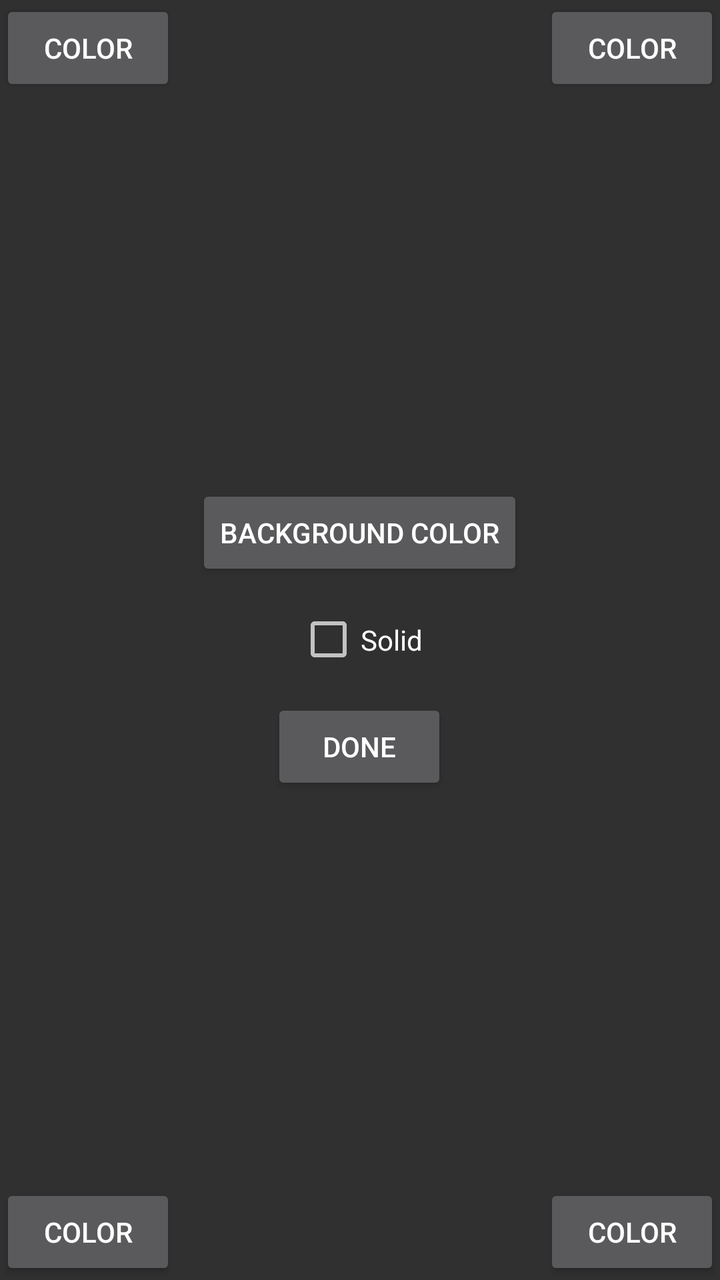
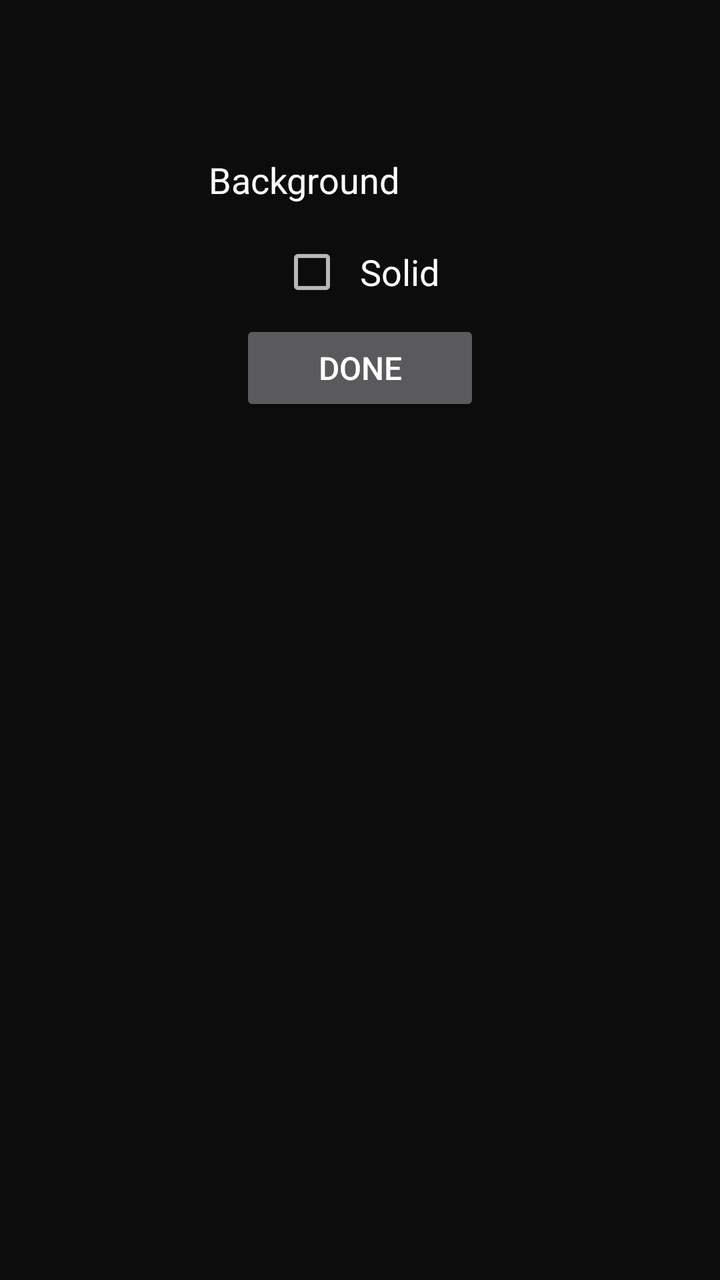

Before-and-after screenshots of an Android layout around one commit, followed by the original layout XML and the change that was made.
<!-- AndroidManifest.xml: application theme VCFullscreenTheme -->
<!-- res/layout/customize_colors.xml -->
<?xml version="1.0" encoding="utf-8"?>
<LinearLayout xmlns:android="http://schemas.android.com/apk/res/android"
    android:orientation="vertical"
    android:layout_width="match_parent"
    android:layout_height="match_parent">

    <RelativeLayout
        android:layout_width="match_parent"
        android:layout_height="wrap_content">
        <Button
            android:id="@+id/topLeftColor"
            android:layout_width="wrap_content"
            android:layout_height="wrap_content"
            android:layout_alignParentLeft="true"
            android:text="Color" />
        <Button
            android:id="@+id/topRightColor"
            android:layout_width="wrap_content"
            android:layout_height="wrap_content"
            android:layout_alignParentRight="true"
            android:text="Color" />
    </RelativeLayout>

    <RelativeLayout
        android:layout_width="match_parent"
        android:layout_height="0dp"
        android:layout_weight="1"
        android:gravity="center">

        <LinearLayout
            android:layout_width="wrap_content"
            android:layout_height="wrap_content"
            android:orientation="vertical">
            <Button
                android:id="@+id/backgroundColor"
                android:layout_width="wrap_content"
                android:layout_height="wrap_content"
                android:layout_gravity="center"
                android:text="Background color" />

            <CheckBox
                android:id="@+id/solidCheckbox"
                android:layout_width="wrap_content"
                android:layout_height="wrap_content"
                android:layout_gravity="center"
                android:paddingTop="20dp"
                android:paddingBottom="20dp"
                android:text="Solid" />
            <Button
                android:id="@+id/doneButton"
                android:layout_width="wrap_content"
                android:layout_height="wrap_content"
                android:layout_gravity="center"
                android:text="Done" />
        </LinearLayout>
    </RelativeLayout>

    <RelativeLayout
        android:layout_width="match_parent"
        android:layout_height="wrap_content">
        <Button
            android:id="@+id/bottomLeftColor"
            android:layout_width="wrap_content"
            android:layout_height="wrap_content"
            android:layout_alignParentLeft="true"
            android:text="Color" />
        <Button
            android:id="@+id/bottomRightColor"
            android:layout_width="wrap_content"
            android:layout_height="wrap_content"
            android:layout_alignParentRight="true"
            android:text="Color" />
    </RelativeLayout>

</LinearLayout>
<!-- resources referenced by this layout -->
<resources>
  <style name="VCFullscreenTheme" parent="@style/Theme.AppCompat.NoActionBar">
          <item name="android:windowNoTitle">true</item>
          <item name="android:windowActionBar">false</item>
          <item name="android:windowFullscreen">true</item>
          <item name="android:windowContentOverlay">@null</item>
          
          <item name="android:navigationBarColor">#010101</item>
      </style>
</resources>

<!-- the commit's change to res/layout/customize_colors.xml (unified diff, before → after) -->
@@ -1,75 +1,97 @@
 <?xml version="1.0" encoding="utf-8"?>
 <LinearLayout xmlns:android="http://schemas.android.com/apk/res/android"
     android:orientation="vertical"
-    android:layout_width="match_parent"
-    android:layout_height="match_parent">
+    android:layout_width="300dp"
+    android:layout_height="wrap_content"
+    android:background="#C0000000"
+    android:paddingLeft="16dp"
+    android:paddingRight="16dp"
+    android:paddingTop="12dp"
+    android:paddingBottom="12dp">
 
     <RelativeLayout
         android:layout_width="match_parent"
         android:layout_height="wrap_content">
-        <Button
+
+        <View
             android:id="@+id/topLeftColor"
+            android:layout_width="44dp"
+            android:layout_height="44dp"
+            android:layout_alignParentLeft="true"
+            android:contentDescription="Top left color" />
+
+        <View
+            android:id="@+id/topRightColor"
+            android:layout_width="44dp"
+            android:layout_height="44dp"
+            android:layout_alignParentRight="true"
+            android:contentDescription="Top right color" />
+    </RelativeLayout>
+
+    
+    <LinearLayout
+        android:layout_width="match_parent"
+        android:layout_height="wrap_content"
+        android:layout_marginTop="12dp"
+        android:layout_marginLeft="52dp"
+        android:layout_marginRight="52dp"
+        android:orientation="horizontal"
+        android:gravity="center">
+
+        <TextView
             android:layout_width="wrap_content"
             android:layout_height="wrap_content"
-            android:layout_alignParentLeft="true"
-            android:text="Color" />
-        <Button
-            android:id="@+id/topRightColor"
-            android:layout_width="wrap_content"
-            android:layout_height="wrap_content"
-            android:layout_alignParentRight="true"
-            android:text="Color" />
-    </RelativeLayout>
+            android:textColor="#FFFFFF"
+            android:textSize="18sp"
+            android:text="Background" />
+
+        <View
+            android:id="@+id/backgroundColor"
+            android:layout_width="44dp"
+            android:layout_height="44dp"
+            android:layout_marginLeft="12dp"
+            android:contentDescription="Background color" />
+    </LinearLayout>
+
+    <CheckBox
+        android:id="@+id/solidCheckbox"
+        android:layout_width="wrap_content"
+        android:layout_height="wrap_content"
+        android:layout_gravity="center_horizontal"
+        android:minHeight="48dp"
+        android:paddingLeft="8dp"
+        android:textColor="#FFFFFF"
+        android:textSize="18sp"
+        android:text="Solid" />
+
+    <Button
+        android:id="@+id/doneButton"
+        android:layout_width="wrap_content"
+        android:layout_height="wrap_content"
+        android:layout_gravity="center_horizontal"
+        android:minWidth="120dp"
+        android:minHeight="48dp"
+        android:textSize="16sp"
+        android:text="Done" />
 
     <RelativeLayout
         android:layout_width="match_parent"
-        android:layout_height="0dp"
-        android:layout_weight="1"
-        android:gravity="center">
+        android:layout_height="wrap_content"
+        android:layout_marginTop="12dp">
 
-        <LinearLayout
-            android:layout_width="wrap_content"
-            android:layout_height="wrap_content"
-            android:orientation="vertical">
-            <Button
-                android:id="@+id/backgroundColor"
-                android:layout_width="wrap_content"
-                android:layout_height="wrap_content"
-                android:layout_gravity="center"
-                android:text="Background color" />
+        <View
+            android:id="@+id/bottomLeftColor"
+            android:layout_width="44dp"
+            android:layout_height="44dp"
+            android:layout_alignParentLeft="true"
+            android:contentDescription="Bottom left color" />
 
-            <CheckBox
-                android:id="@+id/solidCheckbox"
-                android:layout_width="wrap_content"
-                android:layout_height="wrap_content"
-                android:layout_gravity="center"
-                android:paddingTop="20dp"
-                android:paddingBottom="20dp"
-                android:text="Solid" />
-            <Button
-                android:id="@+id/doneButton"
-                android:layout_width="wrap_content"
-                android:layout_height="wrap_content"
-                android:layout_gravity="center"
-                android:text="Done" />
-        </LinearLayout>
-    </RelativeLayout>
-
-    <RelativeLayout
-        android:layout_width="match_parent"
-        android:layout_height="wrap_content">
-        <Button
-            android:id="@+id/bottomLeftColor"
-            android:layout_width="wrap_content"
-            android:layout_height="wrap_content"
-            android:layout_alignParentLeft="true"
-            android:text="Color" />
-        <Button
+        <View
             android:id="@+id/bottomRightColor"
-            android:layout_width="wrap_content"
-            android:layout_height="wrap_content"
+            android:layout_width="44dp"
+            android:layout_height="44dp"
             android:layout_alignParentRight="true"
-            android:text="Color" />
+            android:contentDescription="Bottom right color" />
     </RelativeLayout>
 
 </LinearLayout>
